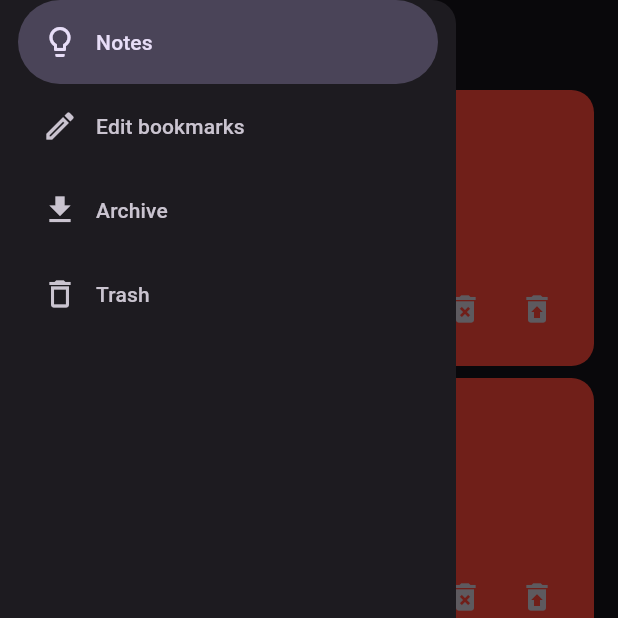
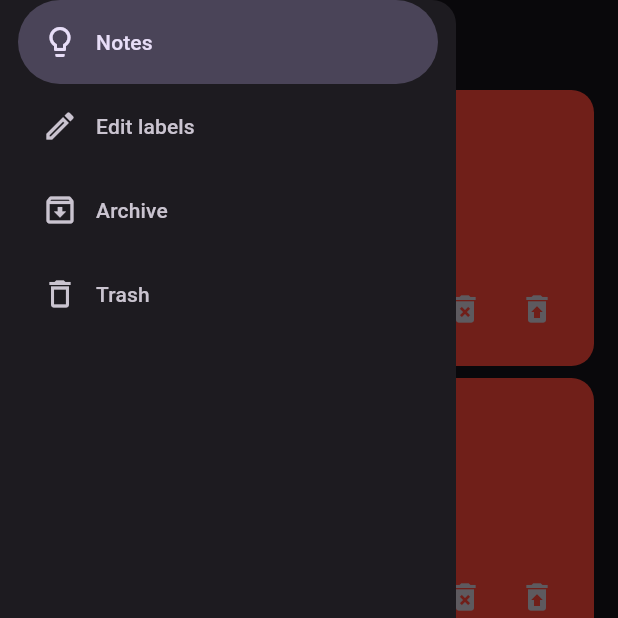
Before and after one commit to pradoRebeca/todo_app, a Flutter app: the screen it shows after launch, with the side drawer open, on a phone screen of 412 x 824 dp, the top half of it. Run offline on Flutter 3.47's test engine with Material 3 defaults, Android fonts, the light colour scheme and no system bars.

Commit message:
feat: rename files/class/methods with 'bookmark' from 'label'

```diff
--- a/lib/components/note_card.dart
+++ b/lib/components/note_card.dart
@@ -35,15 +35,14 @@ class _NoteCardState extends State<NoteCard> {
                 ),
               ),
             Text(widget.note.content),
-            if (widget.note.bookmarks != null &&
-                widget.note.bookmarks!.isNotEmpty)
+            if (widget.note.labels != null && widget.note.labels!.isNotEmpty)
               Padding(
                 padding: const EdgeInsets.only(top: 8.0),
                 child: Wrap(
                   spacing: 5.0,
                   children: [
-                    ...widget.note.bookmarks!.map((bookmark) => InputChip(
-                          label: Text(bookmark.title),
+                    ...widget.note.labels!.map((label) => InputChip(
+                          label: Text(label.title),
                           backgroundColor: Colors.blue,
                         ))
                   ],
--- a/lib/model/bookmark_model.dart
+++ /dev/null
@@ -1,5 +0,0 @@
-class BookmarkModel {
-  String title;
-
-  BookmarkModel({required this.title});
-}
--- /dev/null
+++ b/lib/model/label_model.dart
@@ -0,0 +1,5 @@
+class LabelModel {
+  String title;
+
+  LabelModel({required this.title});
+}
--- a/lib/model/note_model.dart
+++ b/lib/model/note_model.dart
@@ -1,5 +1,5 @@
 import 'package:flutter/material.dart';
-import 'package:tasks_list/model/bookmark_model.dart';
+import 'package:tasks_list/model/label_model.dart';
 
 class NoteModel {
   String? title;
@@ -8,12 +8,12 @@ class NoteModel {
   DateTime? createdAt;
   DateTime? updateAt;
   bool deleted;
-  List<BookmarkModel>? bookmarks;
+  List<LabelModel>? labels;
 
   NoteModel(
       {this.title,
       required this.content,
       this.color,
-      this.bookmarks,
+      this.labels,
       this.deleted = true});
 }
--- a/lib/screens/archive_screen.dart
+++ b/lib/screens/archive_screen.dart
@@ -1,6 +1,6 @@
 import 'package:flutter/material.dart';
 import 'package:tasks_list/components/note_card.dart';
-import 'package:tasks_list/model/bookmark_model.dart';
+import 'package:tasks_list/model/label_model.dart';
 import 'package:tasks_list/model/note_model.dart';
 
 class ArchiveScreen extends StatelessWidget {
@@ -14,10 +14,10 @@ class ArchiveScreen extends StatelessWidget {
             title: 'teste',
             content: 'testeeeeeeeee',
             color: Colors.green,
-            bookmarks: [
-              BookmarkModel(title: 'text'),
-              BookmarkModel(title: 'text'),
-              BookmarkModel(title: 'text'),
+            labels: [
+              LabelModel(title: 'text'),
+              LabelModel(title: 'text'),
+              LabelModel(title: 'text'),
             ]),
       ),
       itemCount: 3,
--- a/lib/screens/home_screen.dart
+++ b/lib/screens/home_screen.dart
@@ -1,5 +1,5 @@
 import 'package:flutter/material.dart';
-import 'package:tasks_list/screens/bookmark_screen.dart';
+import 'package:tasks_list/screens/label_screen.dart';
 import 'package:tasks_list/screens/archive_screen.dart';
 import 'package:tasks_list/screens/note_screen.dart';
 import 'package:tasks_list/screens/trash_screen.dart';
@@ -26,13 +26,13 @@ class _HomeScreenState extends State<HomeScreen> {
     //   'title': 'Stick notes'
     // },
     {
-      'destination': const BookmarkScreen(),
+      'destination': const LabelScreen(),
       'icon': Icons.edit_outlined,
-      'title': 'Edit bookmarks'
+      'title': 'Edit labels'
     },
     {
       'destination': const ArchiveScreen(),
-      'icon': Icons.file_download,
+      'icon': Icons.archive_outlined,
       'title': 'Archive'
     },
     {
--- a/lib/screens/note_screen.dart
+++ b/lib/screens/note_screen.dart
@@ -1,6 +1,6 @@
 import 'package:flutter/material.dart';
 import 'package:tasks_list/components/note_card.dart';
-import 'package:tasks_list/model/bookmark_model.dart';
+import 'package:tasks_list/model/label_model.dart';
 import 'package:tasks_list/model/note_model.dart';
 import 'package:tasks_list/screens/edit_note_screen.dart';
 
@@ -21,10 +21,9 @@ class _NoteScreenState extends State<NoteScreen> {
               title: 'teste',
               content: 'testeeeeeeeee',
               color: Colors.red,
-              bookmarks: [
-                BookmarkModel(title: 'text'),
-                BookmarkModel(title: 'text'),
-                BookmarkModel(title: 'text'),
+              labels: [
+                LabelModel(title: 'text'),
+                LabelModel(title: 'text'),
               ]),
         ),
         itemCount: 20,
--- a/lib/screens/trash_screen.dart
+++ b/lib/screens/trash_screen.dart
@@ -1,6 +1,6 @@
 import 'package:flutter/material.dart';
 import 'package:tasks_list/components/note_card.dart';
-import 'package:tasks_list/model/bookmark_model.dart';
+import 'package:tasks_list/model/label_model.dart';
 import 'package:tasks_list/model/note_model.dart';
 
 class TrashScreen extends StatefulWidget {
@@ -20,8 +20,8 @@ class _TrashScreenState extends State<TrashScreen> {
             content: 'testeeeeeeeee',
             color: Colors.blue,
             deleted: true,
-            bookmarks: [
-              BookmarkModel(title: 'text'),
+            labels: [
+              LabelModel(title: 'text'),
             ]),
       ),
       itemCount: 3,
```
Also changed, not shown: lib/components/label_card.dart (renamed from lib/components/bookmark_card.dart, +7 -7 lines), lib/screens/label_screen.dart (renamed from lib/screens/bookmark_screen.dart, +8 -8 lines).
